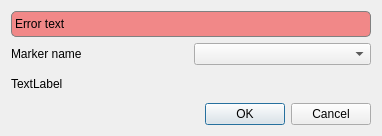
Old version of the form qt/applications/workbench/workbench/plotting/globalmarkereditor.ui in the repository mantidproject/mantid.
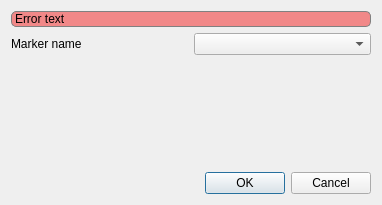
New version of the form.

```diff
--- a/qt/applications/workbench/workbench/plotting/globalmarkereditor.ui
+++ b/qt/applications/workbench/workbench/plotting/globalmarkereditor.ui
@@ -7,7 +7,7 @@
     <x>0</x>
     <y>0</y>
     <width>382</width>
-    <height>136</height>
+    <height>205</height>
    </rect>
   </property>
   <property name="windowTitle">
@@ -54,11 +54,17 @@
     <widget class="QComboBox" name="marker"/>
    </item>
    <item row="2" column="0" colspan="2">
-    <widget class="QLabel" name="placeHolder">
-     <property name="text">
-      <string>TextLabel</string>
+    <spacer name="verticalSpacer">
+     <property name="orientation">
+      <enum>Qt::Vertical</enum>
      </property>
-    </widget>
+     <property name="sizeHint" stdset="0">
+      <size>
+       <width>20</width>
+       <height>40</height>
+      </size>
+     </property>
+    </spacer>
    </item>
   </layout>
  </widget>
```
